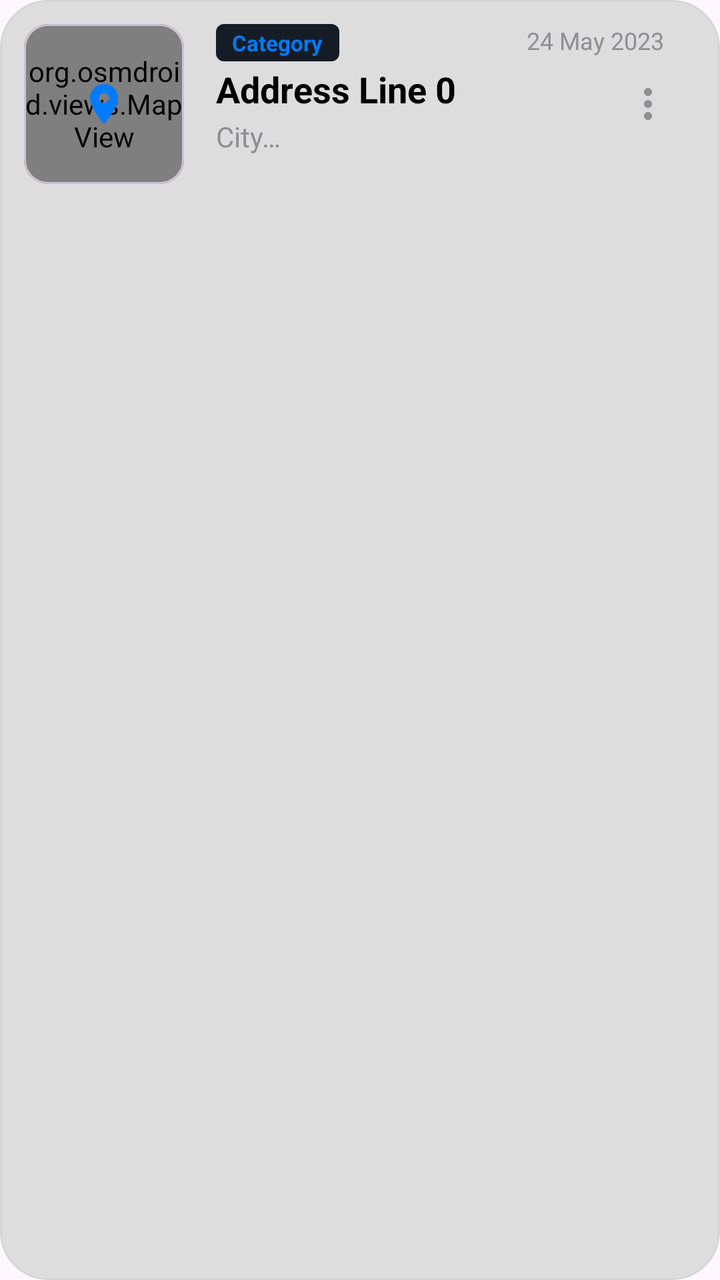
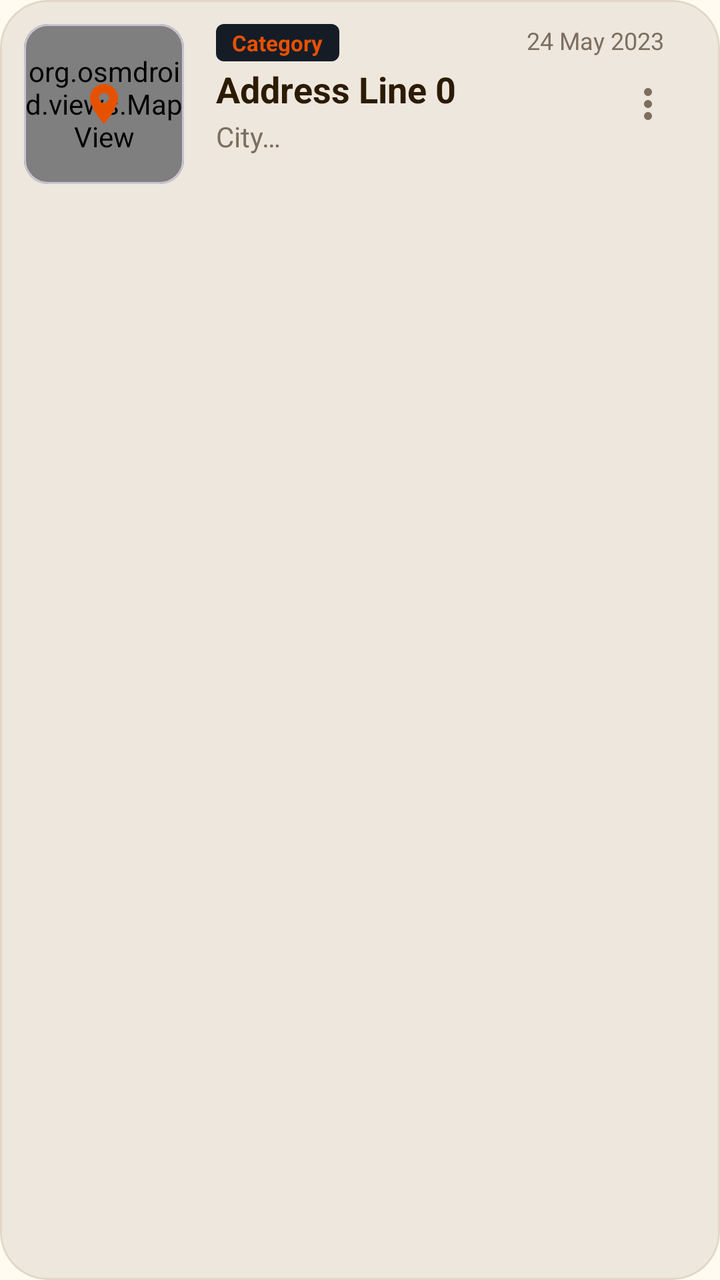

Screens rendered from an Android XML layout before and after an edit, with the pre-edit source and the edit as a unified diff.
<!-- AndroidManifest.xml: application theme Theme.WhereIsMyCar -->
<!-- res/layout/item_location.xml -->
<?xml version="1.0" encoding="utf-8"?>
<com.google.android.material.card.MaterialCardView xmlns:android="http://schemas.android.com/apk/res/android"
    xmlns:app="http://schemas.android.com/apk/res-auto"
    android:layout_width="match_parent"
    android:layout_height="wrap_content"
    android:layout_marginBottom="12dp"
    app:cardBackgroundColor="@color/bg_gray"
    app:cardCornerRadius="24dp"
    app:cardElevation="0dp"
    app:strokeColor="@color/border_gray"
    app:strokeWidth="1dp">

    <androidx.constraintlayout.widget.ConstraintLayout
        android:layout_width="match_parent"
        android:layout_height="wrap_content"
        android:padding="12dp">

        <com.google.android.material.card.MaterialCardView
            android:id="@+id/map_container"
            android:layout_width="80dp"
            android:layout_height="80dp"
            app:cardCornerRadius="12dp"
            app:cardElevation="0dp"
            app:layout_constraintBottom_toBottomOf="parent"
            app:layout_constraintStart_toStartOf="parent"
            app:layout_constraintTop_toTopOf="parent">

            <org.osmdroid.views.MapView
                android:id="@+id/map_view"
                android:layout_width="match_parent"
                android:layout_height="match_parent" />

            <ImageView
                android:layout_width="24dp"
                android:layout_height="24dp"
                android:layout_gravity="center"
                android:contentDescription="@string/my_location"
                android:src="@drawable/ic_location"
                app:tint="@color/primary_blue" />
        </com.google.android.material.card.MaterialCardView>

        <TextView
            android:id="@+id/text_view_category"
            android:layout_width="wrap_content"
            android:layout_height="wrap_content"
            android:layout_marginStart="16dp"
            android:background="@drawable/bg_category_tag"
            android:paddingHorizontal="8dp"
            android:paddingVertical="2dp"
            android:text="@string/category"
            android:textColor="@color/primary_blue"
            android:textSize="11sp"
            android:textStyle="bold"
            app:layout_constraintStart_toEndOf="@id/map_container"
            app:layout_constraintTop_toTopOf="@id/map_container" />

        <TextView
            android:id="@+id/text_view_time"
            android:layout_width="wrap_content"
            android:layout_height="wrap_content"
            android:layout_marginEnd="16dp"
            android:text="@string/date_value"
            android:textColor="@color/text_secondary"
            android:textSize="12sp"
            app:layout_constraintEnd_toEndOf="parent"
            app:layout_constraintTop_toTopOf="@id/map_container" />

        <TextView
            android:id="@+id/text_view_title"
            android:layout_width="0dp"
            android:layout_height="wrap_content"
            android:layout_marginTop="4dp"
            android:layout_marginStart="16dp"
            android:ellipsize="end"
            android:maxLines="1"
            android:text="@string/address_line"
            android:textColor="@color/text_primary"
            android:textSize="18sp"
            android:textStyle="bold"
            app:layout_constraintEnd_toStartOf="@id/button_more"
            app:layout_constraintStart_toEndOf="@id/map_container"
            app:layout_constraintTop_toBottomOf="@id/text_view_time" />

        <TextView
            android:id="@+id/text_view_subtitle"
            android:layout_width="0dp"
            android:layout_height="wrap_content"
            android:layout_marginTop="2dp"
            android:layout_marginStart="16dp"
            android:ellipsize="end"
            android:maxLines="1"
            android:text="@string/city_country"
            android:textColor="@color/text_secondary"
            android:textSize="14sp"
            app:layout_constraintEnd_toStartOf="@id/button_more"
            app:layout_constraintStart_toEndOf="@id/map_container"
            app:layout_constraintTop_toBottomOf="@id/text_view_title" />

        <ImageButton
            android:id="@+id/button_more"
            android:layout_width="48dp"
            android:layout_height="48dp"
            android:background="?attr/selectableItemBackgroundBorderless"
            android:contentDescription="@string/more_options"
            android:src="@drawable/ic_more"
            app:layout_constraintBottom_toBottomOf="parent"
            app:layout_constraintEnd_toEndOf="parent"
            app:layout_constraintTop_toTopOf="parent"
            app:tint="@color/text_secondary" />

    </androidx.constraintlayout.widget.ConstraintLayout>
</com.google.android.material.card.MaterialCardView>
<!-- resources referenced by this layout -->
<resources>
  <color name="bg_gray">#DDDDDE</color>
  <color name="border_gray">#D4D6D8</color>
  <color name="primary_blue">#007AFF</color>
  <color name="text_primary">#000000</color>
  <color name="text_secondary">#8E8E93</color>
  <!-- drawable bg_category_tag (drawable) -->
  <?xml version="1.0" encoding="utf-8"?>
  <shape xmlns:android="http://schemas.android.com/apk/res/android">
      <solid android:color="#151C26" />
      <corners android:radius="4dp" />
  </shape>
  <string name="address_line">Address Line 0</string>
  <string name="category">Category</string>
  <string name="city_country">City\nCountry</string>
  <string name="date_value">24 May 2023</string>
  <string name="more_options">More Options</string>
  <string name="my_location">My Location</string>
  <style name="Theme.WhereIsMyCar" parent="Base.Theme.WhereIsMyCar" />
  <style name="Base.Theme.WhereIsMyCar" parent="Theme.Material3.DayNight.NoActionBar">
          
          
  
          
          <item name="android:popupMenuStyle">@style/Widget.Material3.PopupMenu.Custom</item>
          <item name="popupMenuStyle">@style/Widget.Material3.PopupMenu.Custom</item>
          <item name="android:textAppearanceLargePopupMenu">@style/TextAppearance.Material3.BodyLarge</item>
          <item name="android:textAppearanceSmallPopupMenu">@style/TextAppearance.Material3.BodyMedium</item>
          <item name="materialSwitchStyle">@style/Widget.App.Switch</item>
  
          
          <item name="preferenceTheme">@style/PreferenceThemeOverlay</item>
  
          
          <item name="iconColor">@android:color/black</item>
      </style>
  <style name="Widget.Material3.PopupMenu.Custom" parent="Widget.Material3.PopupMenu">
          <item name="android:textAllCaps">false</item>
          <item name="android:popupBackground">@drawable/bg_popup_menu</item>
          <item name="android:popupElevation">16dp</item>
          <item name="android:dropDownHeight">wrap_content</item>
          <item name="android:overlapAnchor">false</item>
      </style>
  <style name="Widget.App.Switch" parent="Widget.Material3.CompoundButton.MaterialSwitch">
          <item name="materialThemeOverlay">@style/ThemeOverlay.App.Switch</item>
          <item name="android:scaleX">0.8</item>
          <item name="android:scaleY">0.8</item>
          <item name="thumbIcon">@drawable/ic_check</item>
      </style>
  <style name="PreferenceThemeOverlay" parent="PreferenceThemeOverlay.v14.Material">
          <item name="preferenceCategoryStyle">@style/PreferenceCategoryStyle</item>
      </style>
  <!-- drawable bg_popup_menu (drawable) -->
  <?xml version="1.0" encoding="utf-8"?>
  <shape xmlns:android="http://schemas.android.com/apk/res/android">
      
      <solid android:color="@color/bg_gray" />
      
      <corners android:radius="12dp" />
      <stroke
          android:width="1dp"
          android:color="@color/border_gray" />
  </shape>
  <style name="ThemeOverlay.App.Switch" parent="">
          <item name="colorPrimary">@color/primary_blue</item>
          <item name="colorOnPrimary">@color/white</item>
          <item name="colorSurfaceVariant">@color/primary_gray</item>
          <item name="colorSurfaceContainerHighest">@color/primary_gray_full</item>
          <item name="colorOnPrimaryContainer">@color/primary_blue</item>
      </style>
  <style name="PreferenceCategoryStyle" parent="Preference.Category.Material">
          <item name="android:layout">@layout/custom_preference_category</item>
          <item name="allowDividerAbove">false</item>
          <item name="allowDividerBelow">false</item>
          <item name="iconSpaceReserved">false</item>
      </style>
  <color name="white">#FFFFFFFF</color>
  <color name="primary_gray">#E5E5EA</color>
  <color name="primary_gray_full">#C7C7CC</color>
  <!-- unchanged entries left out for length: 3 -->
</resources>

<!-- the commit's change to res/layout/item_location.xml (unified diff, before → after) -->
@@ -36,7 +36,7 @@
                 android:layout_gravity="center"
                 android:contentDescription="@string/my_location"
                 android:src="@drawable/ic_location"
-                app:tint="@color/primary_blue" />
+                app:tint="@color/primary" />
         </com.google.android.material.card.MaterialCardView>
 
         <TextView
@@ -48,7 +48,7 @@
             android:paddingHorizontal="8dp"
             android:paddingVertical="2dp"
             android:text="@string/category"
-            android:textColor="@color/primary_blue"
+            android:textColor="@color/primary"
             android:textSize="11sp"
             android:textStyle="bold"
             app:layout_constraintStart_toEndOf="@id/map_container"
<!-- resource entries referenced after the edit -->
@@ -1,10 +1,10 @@
 <!-- resources referenced by this layout -->
 <resources>
-  <color name="bg_gray">#DDDDDE</color>
-  <color name="border_gray">#D4D6D8</color>
-  <color name="primary_blue">#007AFF</color>
-  <color name="text_primary">#000000</color>
-  <color name="text_secondary">#8E8E93</color>
+  <color name="bg_gray">#EDE7DE</color>
+  <color name="border_gray">#E0D7C6</color>
+  <color name="primary">#E65100</color>
+  <color name="text_primary">#2C1B00</color>
+  <color name="text_secondary">#7D6E5D</color>
   <!-- drawable bg_category_tag (drawable) -->
   <?xml version="1.0" encoding="utf-8"?>
   <shape xmlns:android="http://schemas.android.com/apk/res/android">
@@ -20,7 +20,9 @@
   <style name="Theme.WhereIsMyCar" parent="Base.Theme.WhereIsMyCar" />
   <style name="Base.Theme.WhereIsMyCar" parent="Theme.Material3.DayNight.NoActionBar">
           
-          
+          <item name="colorPrimary">@color/primary</item>
+          <item name="colorOnPrimary">@color/white</item>
+          <item name="android:windowBackground">@color/app_background</item>
   
           
           <item name="android:popupMenuStyle">@style/Widget.Material3.PopupMenu.Custom</item>
@@ -33,12 +35,12 @@
           <item name="preferenceTheme">@style/PreferenceThemeOverlay</item>
   
           
-          <item name="iconColor">@android:color/black</item>
+          <item name="iconColor">@color/text_primary</item>
       </style>
   <style name="Widget.Material3.PopupMenu.Custom" parent="Widget.Material3.PopupMenu">
           <item name="android:textAllCaps">false</item>
           <item name="android:popupBackground">@drawable/bg_popup_menu</item>
-          <item name="android:popupElevation">16dp</item>
+          <item name="android:popupElevation" tools:ignore="NewApi">16dp</item>
           <item name="android:dropDownHeight">wrap_content</item>
           <item name="android:overlapAnchor">false</item>
       </style>
@@ -63,11 +65,11 @@
           android:color="@color/border_gray" />
   </shape>
   <style name="ThemeOverlay.App.Switch" parent="">
-          <item name="colorPrimary">@color/primary_blue</item>
+          <item name="colorPrimary">@color/primary</item>
           <item name="colorOnPrimary">@color/white</item>
           <item name="colorSurfaceVariant">@color/primary_gray</item>
           <item name="colorSurfaceContainerHighest">@color/primary_gray_full</item>
-          <item name="colorOnPrimaryContainer">@color/primary_blue</item>
+          <item name="colorOnPrimaryContainer">@color/primary</item>
       </style>
   <style name="PreferenceCategoryStyle" parent="Preference.Category.Material">
           <item name="android:layout">@layout/custom_preference_category</item>
@@ -76,8 +78,9 @@
           <item name="iconSpaceReserved">false</item>
       </style>
   <color name="white">#FFFFFFFF</color>
-  <color name="primary_gray">#E5E5EA</color>
-  <color name="primary_gray_full">#C7C7CC</color>
+  <color name="app_background">#FFFBF0</color>
+  <color name="primary_gray">#EBE3D5</color>
+  <color name="primary_gray_full">#D6CDC0</color>
   <!-- unchanged entries left out for length: 3 -->
 </resources>
 
